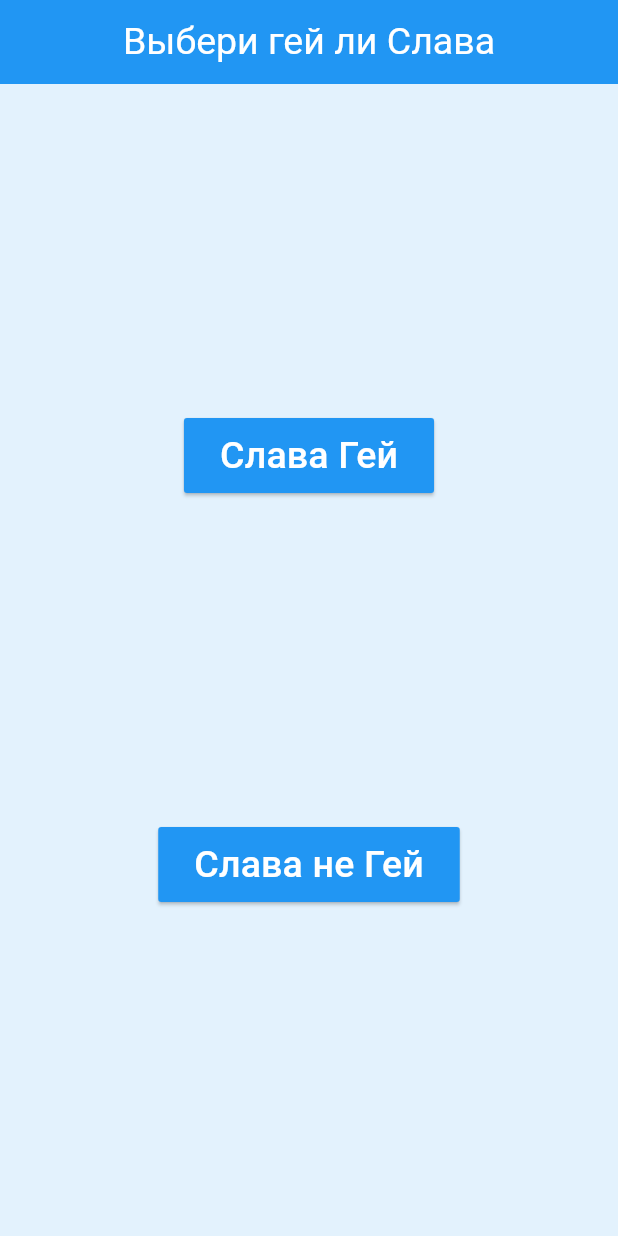
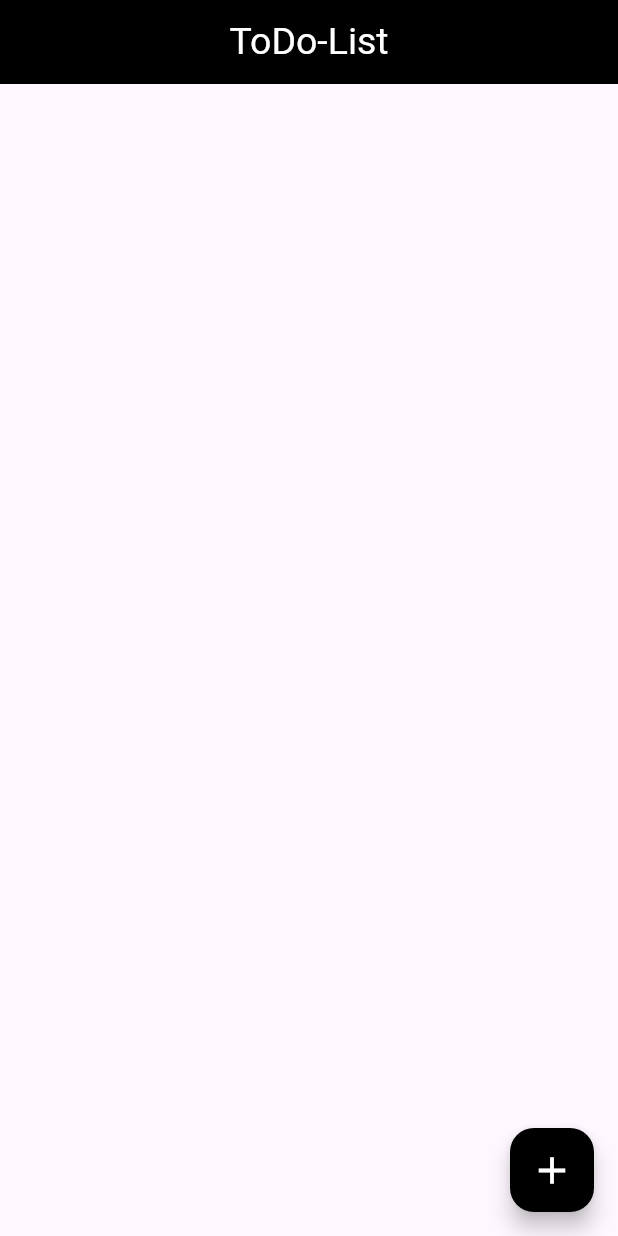
Before and after one commit to Senseless2552/Flutter, a Flutter app: the screen it shows after launch, on a phone screen of 412 x 824 dp. Run offline on Flutter 3.47's test engine with Material 3 defaults, Android fonts, the phone set to English and light mode, and no system bars; Roboto replaces fonts that are missing (Times New Roman).

Commit message:
add ToDoList

```diff
--- a/my_app_1/lib/main.dart
+++ b/my_app_1/lib/main.dart
@@ -1,66 +1,10 @@
 import 'package:flutter/material.dart';
+import 'package:my_app_1/pages/home.dart';
 
-void main() => runApp(const MyApp());
+void main() => runApp(MaterialApp(
+  theme: ThemeData(
+    primaryColor: Colors.black,
 
-class MyApp extends StatelessWidget {
-  const MyApp({super.key});
-
-  @override
-  Widget build(BuildContext context) {
-    return MaterialApp(
-      theme: ThemeData(
-        colorScheme: ColorScheme.fromSwatch(
-          primarySwatch: Colors.blue
-        ),
-        scaffoldBackgroundColor: Colors.blue[50]
-      ),
-      home: Scaffold(
-        appBar: AppBar(
-          backgroundColor: Colors.blue,
-          title: Text("Выбери гей ли Слава", style: textstyle),
-          centerTitle: true,
-        ),
-        body: Column(
-            mainAxisAlignment: MainAxisAlignment.spaceEvenly,
-            children: [
-              Row(
-                mainAxisAlignment: MainAxisAlignment.center,
-                children: [
-                  ElevatedButton(
-                  onPressed: () {},
-                  child: Text("Слава Гей", style: textstyle),
-                  style: elevatedbuttonstyle
-                )
-                ],
-              ),
-              Row(
-                mainAxisAlignment: MainAxisAlignment.center,
-                children: [
-                  ElevatedButton(
-                  onPressed: () {},
-                  child: Text("Слава не Гей", style: textstyle),
-                  style: elevatedbuttonstyle
-                )
-                ],
-              )
-            ]
-          )
-        )
-      );
-  }
-}
-
-final ButtonStyle elevatedbuttonstyle = ElevatedButton.styleFrom(
-  backgroundColor: Colors.blue,
-  foregroundColor: Colors.white,
-  minimumSize: Size(100, 50),
-  shape: const RoundedRectangleBorder(
-    borderRadius: BorderRadius.all(Radius.circular(2)),
   ),
-);
-
-final TextStyle textstyle = TextStyle(
-  color: Colors.white,
-  fontFamily: "Times New Roman",
-  fontSize: 25,
-);
+  home: Home(),
+));
--- /dev/null
+++ b/my_app_1/lib/pages/home.dart
@@ -0,0 +1,93 @@
+import 'package:flutter/material.dart';
+import 'package:my_app_1/Styles.dart';
+
+class Home extends StatefulWidget {
+  const Home({super.key});
+
+  @override
+  State<Home> createState() => _HomeState();
+}
+
+class _HomeState extends State<Home> {
+
+  late String _userToDo;
+  List todolist = [];
+
+@override
+  void initState() {
+    super.initState();
+
+    todolist.addAll([]);
+  }
+
+  @override
+  Widget build(BuildContext context) {
+    return Scaffold(
+      appBar: AppBar(
+        title: Text("ToDo-List", style: textstyle,),
+        centerTitle: true,
+        backgroundColor: Colors.black,
+      ),
+      body: ListView.builder(
+        itemCount: todolist.length,
+        itemBuilder: (BuildContext context, int index) {
+          return Dismissible(
+            key: Key(todolist[index]),onDismissed: (direction) {
+              setState(() {
+                todolist.removeAt(index);
+              });
+            },
+            child: Card(
+              color: Colors.grey[500],
+              child: ListTile(
+                title: Center (
+                  child: Text(todolist[index],
+                  style: textstyle)))
+            )
+
+          );
+        }
+      ),
+      floatingActionButton: FloatingActionButton(
+        backgroundColor: Colors.black,
+        onPressed: () {
+          showDialog(context: context, builder: (BuildContext context) {
+            return AlertDialog(
+              backgroundColor: Colors.grey[500],
+              title: Text("Добавить задачу", style: textstyle,),
+              content: TextField(
+                style: textstyle,
+                onChanged: (String value) {
+                  _userToDo = value;
+                },
+              ),
+              actions: [
+                 TextButton(onPressed: () {
+                  Navigator.of(context).pop();
+                },
+                child: Text("Отмена", style: TextStyle(
+                  color: Colors.white,
+
+                ),)
+                 ),
+                  ElevatedButton(onPressed: () {
+                  setState(() {
+                    todolist.add(_userToDo);
+                  });
+                  Navigator.of(context).pop();
+                },
+                child: Text("Добавить", style:TextStyle(color: Colors.black))
+                )
+              ],
+            );
+          });
+        },
+        child: Icon(
+          Icons.add,
+          color: Colors.white,
+          size: 30,
+        )
+        ),
+    );
+  }
+}
```
Also changed, not shown: my_app_1/lib/Styles.dart (added, +16 -0 lines).
